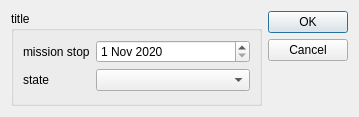
The window that sources/views/ing_stop_mission.ui (thrichert/softy) describes before a commit, drawn with Qt 5.
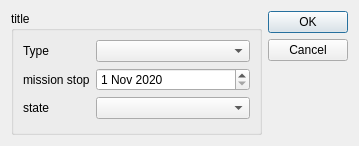
The same window after the commit.

Commit message: add QComboBox to select stop type : prolongation/full stop

What changed in the file:
```diff
--- a/sources/views/ing_stop_mission.ui
+++ b/sources/views/ing_stop_mission.ui
@@ -7,7 +7,7 @@
     <x>0</x>
     <y>0</y>
     <width>359</width>
-    <height>117</height>
+    <height>146</height>
    </rect>
   </property>
   <property name="windowTitle">
@@ -24,14 +24,14 @@
        <layout class="QVBoxLayout" name="verticalLayout">
         <item>
          <layout class="QFormLayout" name="formLayout">
-          <item row="0" column="0">
+          <item row="1" column="0">
            <widget class="QLabel" name="label_2">
             <property name="text">
              <string>mission stop</string>
             </property>
            </widget>
           </item>
-          <item row="0" column="1">
+          <item row="1" column="1">
            <widget class="QDateEdit" name="stopDate">
             <property name="dateTime">
              <datetime>
@@ -45,16 +45,26 @@
             </property>
            </widget>
           </item>
-          <item row="1" column="0">
+          <item row="2" column="0">
            <widget class="QLabel" name="label_3">
             <property name="text">
              <string>state</string>
             </property>
            </widget>
           </item>
-          <item row="1" column="1">
+          <item row="2" column="1">
            <widget class="QComboBox" name="ing_State_comboBox"/>
           </item>
+          <item row="0" column="1">
+           <widget class="QComboBox" name="stopType"/>
+          </item>
+          <item row="0" column="0">
+           <widget class="QLabel" name="label">
+            <property name="text">
+             <string>Type</string>
+            </property>
+           </widget>
+          </item>
          </layout>
         </item>
        </layout>
```
